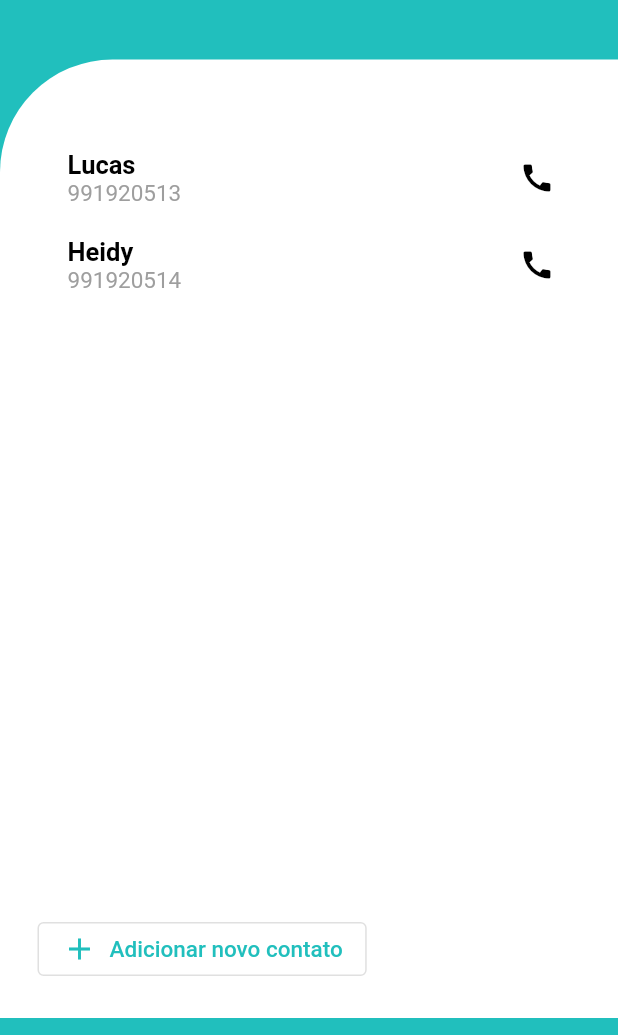
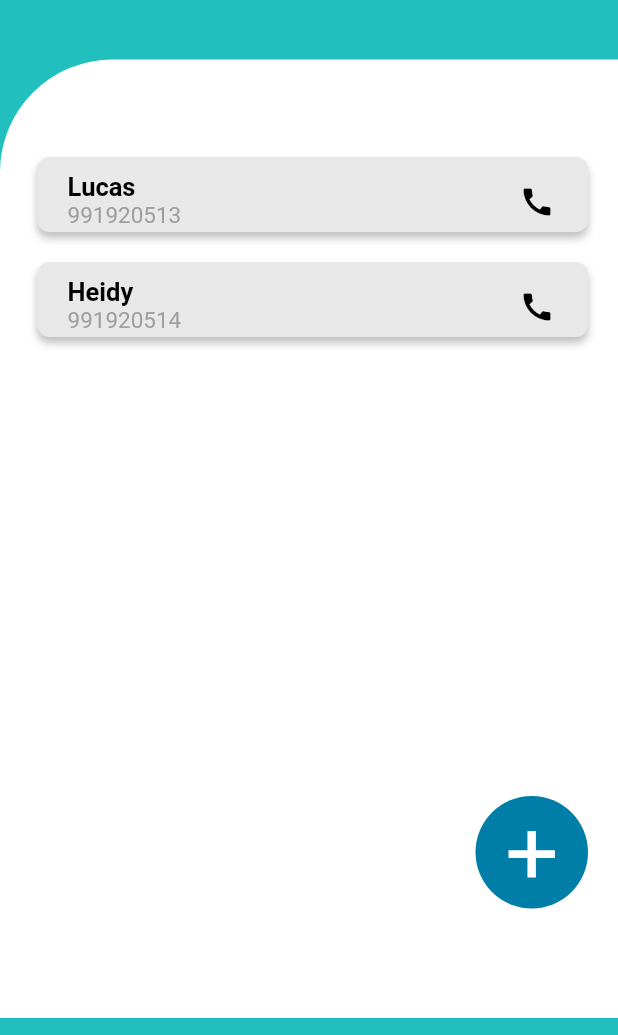
Before and after one commit to juliaalmeida13/APP-MENTAL, a Flutter app: the ContactsScreen screen opened by its route, on a phone screen of 412 x 824 dp, the part 104-1139 px from its top. Run offline on Flutter 3.47's test engine with Material 2 defaults, Android fonts, the phone set to English and light mode, and no system bars; our stand-ins replace cloud_firestore, firebase_auth, firebase_core, shared_preferences, simple_animations; missing offline and left inert: flutter_phone_direct_caller; accounts and stored records are empty; Roboto replaces fonts that are missing (Inter, Raleway).

```diff
--- a/app base/lib/views/contacts_screen.dart
+++ b/app base/lib/views/contacts_screen.dart
@@ -1,3 +1,4 @@
+import 'package:chat_app_tutorial/colors/colors.dart';
 import 'package:flutter/material.dart';
 import 'package:flutter_phone_direct_caller/flutter_phone_direct_caller.dart';
 
@@ -50,7 +51,8 @@ class _ContactsScreenState extends State<ContactsScreen> {
   Widget build(BuildContext context) {
     return Scaffold(
       backgroundColor: Color(0xFF21BFBD),
-      body: ListView(
+      body: Stack(
+        children:[ ListView(
           children: [
             Padding(
               padding: EdgeInsets.only(
@@ -92,6 +94,8 @@ class _ContactsScreenState extends State<ContactsScreen> {
                   borderRadius: BorderRadius.only(
                     topLeft: Radius.circular(75.0),
                   )),
+              child: Container(
+
                 child: ListView(
                   primary: false,
                   padding: EdgeInsets.only(
@@ -113,7 +117,7 @@ class _ContactsScreenState extends State<ContactsScreen> {
                         ),
                       ),
                     ),
-                Row(
+                    /*Row(
                       mainAxisAlignment: MainAxisAlignment.spaceBetween,
                       children: [
                         Container(
@@ -134,11 +138,42 @@ class _ContactsScreenState extends State<ContactsScreen> {
                           ),
                         ),
                       ],
+                    )*/
+                  ],
                 ),
-              ],
               ),
             )
           ],
+        ),
+          Row(
+            mainAxisAlignment: MainAxisAlignment.end, children: [
+            Padding(
+              padding: const EdgeInsets.only(top: 600, right: 20),
+              child: GestureDetector(
+                onTap: () => _startAddNewContact(context),
+                child: Container(
+                  width: 75,
+                  height: 75,
+                  decoration: BoxDecoration(
+                    color: Color.fromRGBO(0, 126, 167, 1),
+                    borderRadius: BorderRadius.all(Radius.elliptical(80, 80)),
+                  ),
+                  child: Center(
+                    child: Text(
+                        "+",
+                        style: TextStyle(
+                            color: AppColors.white,
+                            fontFamily: "Inter",
+                            fontSize: 65,
+                            fontWeight: FontWeight.normal,
+                            height: 1)),
+
+                  ),
+                ),
+              ),
+            )
+          ])
+        ]
       ),
     );
   }
@@ -146,6 +181,24 @@ class _ContactsScreenState extends State<ContactsScreen> {
 
 Widget _buildContactItem(String name, String number) {
   return Padding(
+    padding: const EdgeInsets.only(top: 20),
+    child: Container(
+      width: 335,
+      height: 50,
+      decoration: BoxDecoration(
+          borderRadius: BorderRadius.only(
+              topLeft: Radius.circular(8),
+              topRight: Radius.circular(8),
+              bottomLeft: Radius.circular(8),
+              bottomRight: Radius.circular(8)),
+          color: AppColors.cinza,
+          boxShadow: [
+            BoxShadow(
+                color: Color.fromRGBO(0, 0, 0, 0.25),
+                offset: Offset(0, 4),
+                blurRadius: 4)
+          ]),
+      child: Padding(
         padding: EdgeInsets.only(
           left: 10.0,
           right: 10.0,
@@ -195,6 +248,8 @@ Widget _buildContactItem(String name, String number) {
             ],
           ),
         ),
+      ),
+    ),
   );
 }
 
```
Lines whose indentation alone changed are shown as unchanged.
